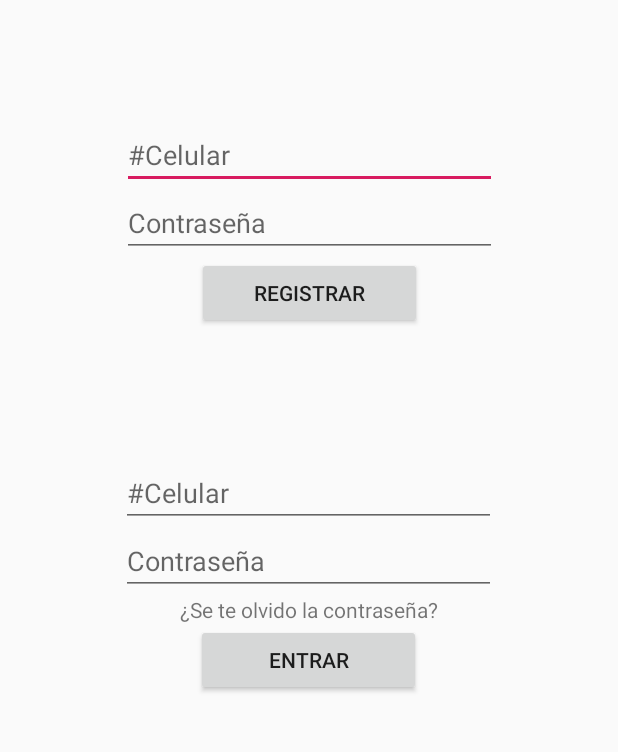
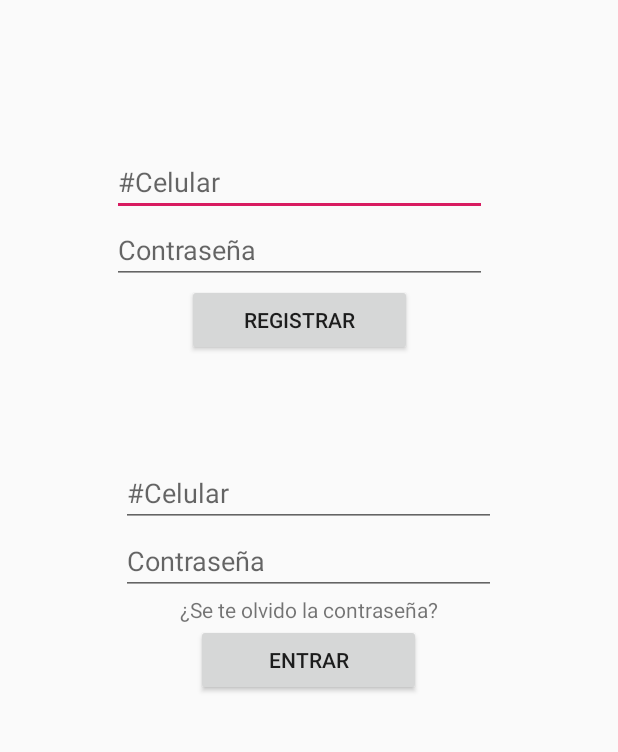
Before and after one commit to GracielaTorrecilla/AppMovil, an Android app: the MainActivity screen opened directly, with no data from a screen before it, on a phone screen of 412 x 824 dp, the part 414-1166 px from its top. Run offline under Robolectric (Android 15) with nearby library versions, the phone set to English and light mode, and no system bars.

```diff
--- a/app/src/main/res/layout/activity_main.xml
+++ b/app/src/main/res/layout/activity_main.xml
@@ -35,8 +35,10 @@
         android:orientation="vertical"
         app:layout_constraintBottom_toTopOf="@+id/linearLayout3"
         app:layout_constraintEnd_toEndOf="parent"
+        app:layout_constraintHorizontal_bias="0.456"
         app:layout_constraintStart_toStartOf="parent"
-        app:layout_constraintTop_toBottomOf="@+id/linearLayout2">
+        app:layout_constraintTop_toBottomOf="@+id/linearLayout2"
+        app:layout_constraintVertical_bias="0.644">
 
         <EditText
             android:id="@+id/celRegis"
```
